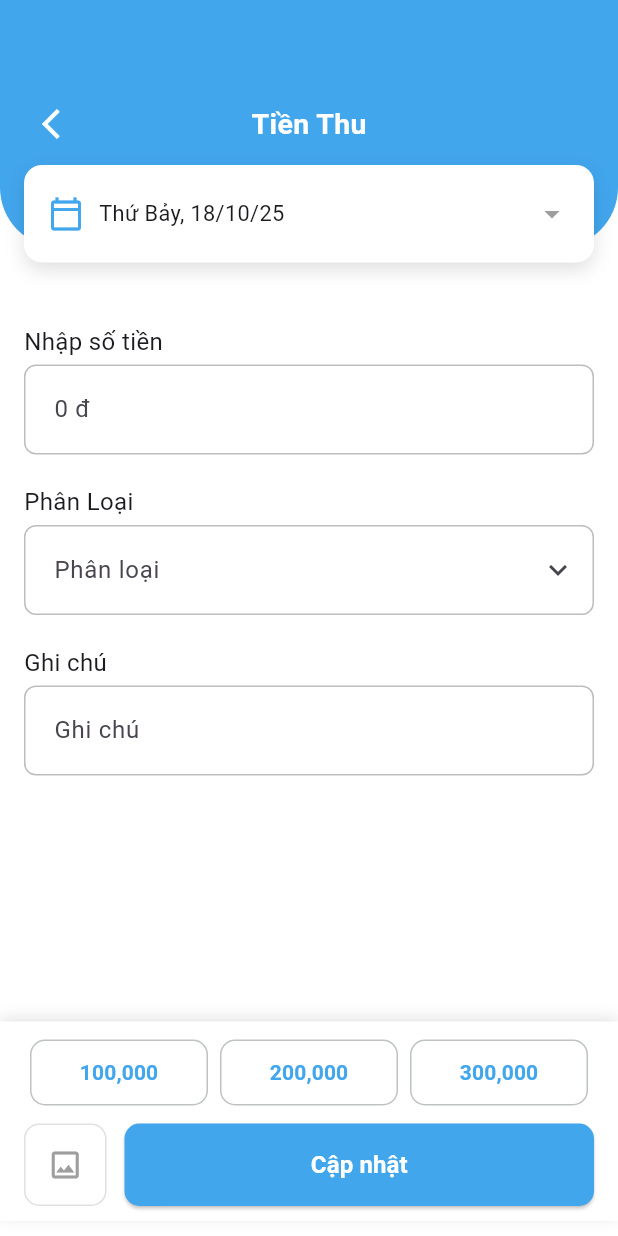
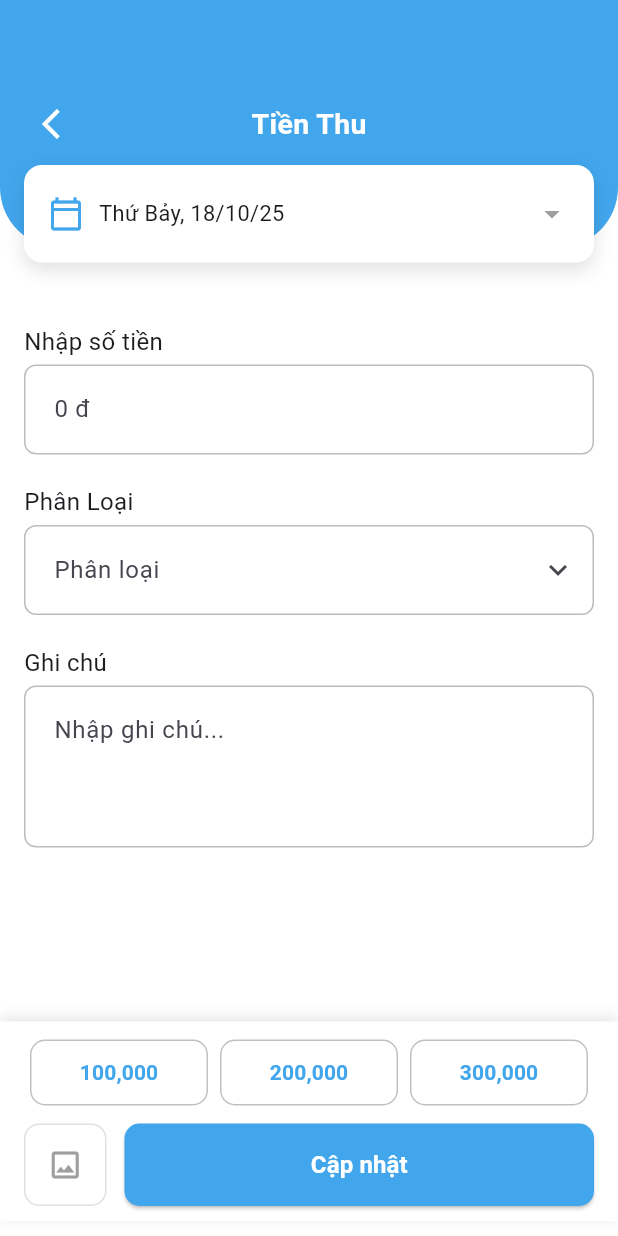
Before and after one commit to lxtuyen/MoneyCareFlutter, a Flutter app: the ExpensenseHomescreen screen opened by its route, on a phone screen of 412 x 824 dp. Run offline on Flutter 3.47's test engine with Material 3 defaults, Android fonts, the phone set to English and light mode, and no system bars; our stand-ins replace calendar_date_picker2, dotted_border, firebase_core, fl_chart, flutter_svg, get and 3 more; accounts and stored records are empty; project files that could hold a hidden picture were left out.

Commit message:
update widgets

```diff
--- a/lib/presentation/screens/transaction/expensense.dart
+++ b/lib/presentation/screens/transaction/expensense.dart
@@ -6,6 +6,8 @@ import 'package:image_picker/image_picker.dart';
 import 'package:intl/intl.dart';
 import 'package:intl/date_symbol_data_local.dart';
 import 'package:money_care/core/constants/colors.dart';
+import 'package:money_care/presentation/screens/transaction/widgets/amount_input.dart';
+import 'package:money_care/presentation/screens/transaction/widgets/note_input.dart';
 
 class ExpensenseHomescreen extends StatefulWidget {
   const ExpensenseHomescreen({super.key});
@@ -57,26 +59,18 @@ class _ExpensenseHomescreenState extends State<ExpensenseHomescreen> {
               child: Column(
                 crossAxisAlignment: CrossAxisAlignment.start,
                 children: [
-                  // 🔹 PHẦN CỐ ĐỊNH (không cuộn)
                   const Text(
                     'Phân loại',
                     style: TextStyle(fontSize: 18, fontWeight: FontWeight.bold),
                   ),
                   const SizedBox(height: 8),
-                  const Divider(
-                    height: 1, // khoảng cách dọc chiếm chỗ (độ dày + padding)
-                    thickness: 1, // độ dày của đường
-                    color: Colors.grey, // màu đường
-                  ),
+                  const Divider(height: 1, thickness: 1, color: Colors.grey),
                   const SizedBox(height: 20),
                   Row(
                     mainAxisAlignment: MainAxisAlignment.spaceBetween,
                     children: [
-                      // Nút tạo phân loại mới
                       TextButton.icon(
-                        onPressed: () {
-                          // TODO: mở form tạo phân loại mới
-                        },
+                        onPressed: () {},
                         icon: const Icon(
                           Icons.add,
                           size: 20,
@@ -98,11 +92,8 @@ class _ExpensenseHomescreenState extends State<ExpensenseHomescreen> {
                         ),
                       ),
 
-                      // Nút chỉnh sửa
                       TextButton(
-                        onPressed: () {
-                          // TODO: chuyển sang chế độ chỉnh sửa
-                        },
+                        onPressed: () {},
                         style: TextButton.styleFrom(
                           padding: EdgeInsets.zero,
                           minimumSize: const Size(0, 0),
@@ -127,7 +118,6 @@ class _ExpensenseHomescreenState extends State<ExpensenseHomescreen> {
                   ),
                   const SizedBox(height: 20),
 
-                  // 🔹 PHẦN CUỘN (danh sách phân loại)
                   Expanded(
                     child: ScrollConfiguration(
                       behavior: ScrollConfiguration.of(context).copyWith(
@@ -163,15 +153,12 @@ class _ExpensenseHomescreenState extends State<ExpensenseHomescreen> {
       },
     );
 
-    // ✅ Sau khi đóng BottomSheet, nếu có chọn thì gán vào TextField
     if (selected != null) {
       setState(() {
         _categoryController.text = selected;
       });
     }
   }
-
-  // ✅ Sau khi đóng BottomSheet, nếu có chọn thì gán vào TextField
 
   Widget _categoryItem(String title, String percent, IconData icon) {
     return Container(
@@ -234,31 +221,14 @@ class _ExpensenseHomescreenState extends State<ExpensenseHomescreen> {
     }
   }
 
-  /// 🧮 Format tiền Việt Nam tự động khi nhập
-  void _formatCurrency(String value) {
-    String digits = value.replaceAll(RegExp(r'[^\d]'), '');
-    if (digits.isEmpty) {
-      _amountController.text = '';
-      return;
-    }
-
-    final formatter = NumberFormat('#,###', 'vi_VN');
-    final newValue = formatter.format(int.parse(digits));
-    _amountController.value = TextEditingValue(
-      text: newValue,
-      selection: TextSelection.collapsed(offset: newValue.length),
-    );
-  }
-
   @override
   Widget build(BuildContext context) {
     return Scaffold(
-      resizeToAvoidBottomInset: false, // ✅ Không đẩy layout khi bàn phím mở
+      resizeToAvoidBottomInset: false,
       backgroundColor: AppColors.white,
       body: SafeArea(
         child: Stack(
           children: [
-            // ======= TOÀN BỘ NỘI DUNG =======
             SingleChildScrollView(
               padding: const EdgeInsets.only(bottom: 160),
               child: Column(
@@ -375,51 +345,21 @@ class _ExpensenseHomescreenState extends State<ExpensenseHomescreen> {
                       crossAxisAlignment: CrossAxisAlignment.start,
                       children: [
                         // --- Nhập số tiền ---
-                        const Text(
-                          'Nhập số tiền',
-                          style: TextStyle(fontSize: 16),
-                        ),
-                        const SizedBox(height: 4),
-                        TextField(
+                        AmountInput(
                           controller: _amountController,
-                          keyboardType: TextInputType.number,
-                          onChanged: _formatCurrency,
-                          decoration: InputDecoration(
-                            hintText: '0 đ',
-                            filled: true,
-                            fillColor: Colors.white,
-                            contentPadding: const EdgeInsets.symmetric(
-                              vertical: 18,
-                              horizontal: 16,
-                            ),
-                            // Viền mặc định (khi chưa focus)
-                            enabledBorder: OutlineInputBorder(
-                              borderRadius: BorderRadius.circular(8),
-                              borderSide: const BorderSide(
-                                color: Color(0xFFBDBDBD), // xám nhạt
-                                width: 1,
-                              ),
-                            ),
-
-                            border: OutlineInputBorder(
-                              borderRadius: BorderRadius.circular(8),
-                              borderSide: const BorderSide(
-                                color: Color.fromARGB(255, 188, 186, 186),
-                                width: 1,
-                              ),
-                            ),
-                          ),
+                          label: 'Nhập số tiền',
+                          hintText: '0 đ',
+                          onChanged: (value) {},
                         ),
 
                         const SizedBox(height: 20),
 
-                        // --- Phân loại ---
                         const Text('Phân Loại', style: TextStyle(fontSize: 16)),
                         const SizedBox(height: 4),
 
                         TextField(
                           controller: _categoryController,
-                          readOnly: true, //readOnly để không cho nhập liệu
+                          readOnly: true,
 
                           decoration: const InputDecoration(
                             // Viền mặc định (khi chưa focus)
@@ -457,36 +397,10 @@ class _ExpensenseHomescreenState extends State<ExpensenseHomescreen> {
 
                         const SizedBox(height: 20),
 
-                        // --- Ghi chú ---
-                        const Text('Ghi chú', style: TextStyle(fontSize: 16)),
-                        const SizedBox(height: 4),
-                        TextField(
-                          decoration: InputDecoration(
-                            // Viền mặc định (khi chưa focus)
-                            enabledBorder: OutlineInputBorder(
-                              borderRadius: BorderRadius.circular(8),
-                              borderSide: const BorderSide(
-                                color: Color(0xFFBDBDBD), // xám nhạt
-                                width: 1,
-                              ),
-                            ),
-
-                            hintText: 'Ghi chú',
-                            fillColor: Colors.white,
-                            filled: true,
-                            //contentPadding giúp text không dính sát viền TextField
-                            contentPadding: const EdgeInsets.symmetric(
-                              vertical: 18,
-                              horizontal: 16,
-                            ),
-                            border: OutlineInputBorder(
-                              borderRadius: BorderRadius.circular(8),
-                              borderSide: const BorderSide(
-                                color: Color.fromARGB(255, 188, 186, 186),
-                                width: 1,
-                              ),
-                            ),
-                          ),
+                        NoteInput(
+                          controller: TextEditingController(),
+                          label: 'Ghi chú',
+                          hintText: 'Nhập ghi chú...',
                         ),
                       ],
                     ),
@@ -495,7 +409,6 @@ class _ExpensenseHomescreenState extends State<ExpensenseHomescreen> {
               ),
             ),
 
-            // ======= NÚT GỢI Ý + CẬP NHẬT =======
             Align(
               alignment: Alignment.bottomCenter, // 👈 luôn dính mép dưới
               child: Container(
@@ -558,7 +471,6 @@ class _ExpensenseHomescreenState extends State<ExpensenseHomescreen> {
                       ],
                     ),
                     const SizedBox(height: 10),
-                    // --- Nút ảnh + cập nhật ---
                     Row(
                       children: [
                         GestureDetector(
--- /dev/null
+++ b/lib/presentation/screens/transaction/widgets/amount_input.dart
@@ -0,0 +1,83 @@
+import 'package:flutter/material.dart';
+import 'package:intl/intl.dart';
+
+class AmountInput extends StatefulWidget {
+  final TextEditingController controller;
+  final String label;
+  final String hintText;
+  final void Function(String)? onChanged;
+
+  const AmountInput({
+    super.key,
+    required this.controller,
+    this.label = 'Nhập số tiền',
+    this.hintText = '0 đ',
+    this.onChanged,
+  });
+
+  @override
+  State<AmountInput> createState() => _AmountInputState();
+}
+
+class _AmountInputState extends State<AmountInput> {
+  void _formatCurrency(String value) {
+    String digits = value.replaceAll(RegExp(r'[^\d]'), '');
+    if (digits.isEmpty) {
+      widget.controller.text = '';
+      return;
+    }
+
+    final formatter = NumberFormat('#,###', 'vi_VN');
+    final newValue = formatter.format(int.parse(digits));
+    widget.controller.value = TextEditingValue(
+      text: newValue,
+      selection: TextSelection.collapsed(offset: newValue.length),
+    );
+
+    if (widget.onChanged != null) {
+      widget.onChanged!(newValue);
+    }
+  }
+
+  @override
+  Widget build(BuildContext context) {
+    return Column(
+      crossAxisAlignment: CrossAxisAlignment.start,
+      children: [
+        Text(
+          widget.label,
+          style: const TextStyle(fontSize: 16),
+        ),
+        const SizedBox(height: 4),
+        TextField(
+          controller: widget.controller,
+          keyboardType: TextInputType.number,
+          onChanged: _formatCurrency,
+          decoration: InputDecoration(
+            hintText: widget.hintText,
+            filled: true,
+            fillColor: Colors.white,
+            contentPadding: const EdgeInsets.symmetric(
+              vertical: 18,
+              horizontal: 16,
+            ),
+            enabledBorder: OutlineInputBorder(
+              borderRadius: BorderRadius.circular(8),
+              borderSide: const BorderSide(
+                color: Color(0xFFBDBDBD),
+                width: 1,
+              ),
+            ),
+            border: OutlineInputBorder(
+              borderRadius: BorderRadius.circular(8),
+              borderSide: const BorderSide(
+                color: Color.fromARGB(255, 188, 186, 186),
+                width: 1,
+              ),
+            ),
+          ),
+        ),
+      ],
+    );
+  }
+}
--- /dev/null
+++ b/lib/presentation/screens/transaction/widgets/note_input.dart
@@ -0,0 +1,57 @@
+import 'package:flutter/material.dart';
+
+class NoteInput extends StatelessWidget {
+  final TextEditingController controller;
+  final String label;
+  final String hintText;
+  final int maxLines;
+
+  const NoteInput({
+    super.key,
+    required this.controller,
+    this.label = 'Ghi chú',
+    this.hintText = 'Nhập ghi chú...',
+    this.maxLines = 3,
+  });
+
+  @override
+  Widget build(BuildContext context) {
+    return Column(
+      crossAxisAlignment: CrossAxisAlignment.start,
+      children: [
+        Text(
+          label,
+          style: const TextStyle(fontSize: 16),
+        ),
+        const SizedBox(height: 4),
+        TextField(
+          controller: controller,
+          maxLines: maxLines,
+          decoration: InputDecoration(
+            hintText: hintText,
+            filled: true,
+            fillColor: Colors.white,
+            contentPadding: const EdgeInsets.symmetric(
+              vertical: 18,
+              horizontal: 16,
+            ),
+            enabledBorder: OutlineInputBorder(
+              borderRadius: BorderRadius.circular(8),
+              borderSide: const BorderSide(
+                color: Color(0xFFBDBDBD), // xám nhạt
+                width: 1,
+              ),
+            ),
+            border: OutlineInputBorder(
+              borderRadius: BorderRadius.circular(8),
+              borderSide: const BorderSide(
+                color: Color.fromARGB(255, 188, 186, 186),
+                width: 1,
+              ),
+            ),
+          ),
+        ),
+      ],
+    );
+  }
+}
```
